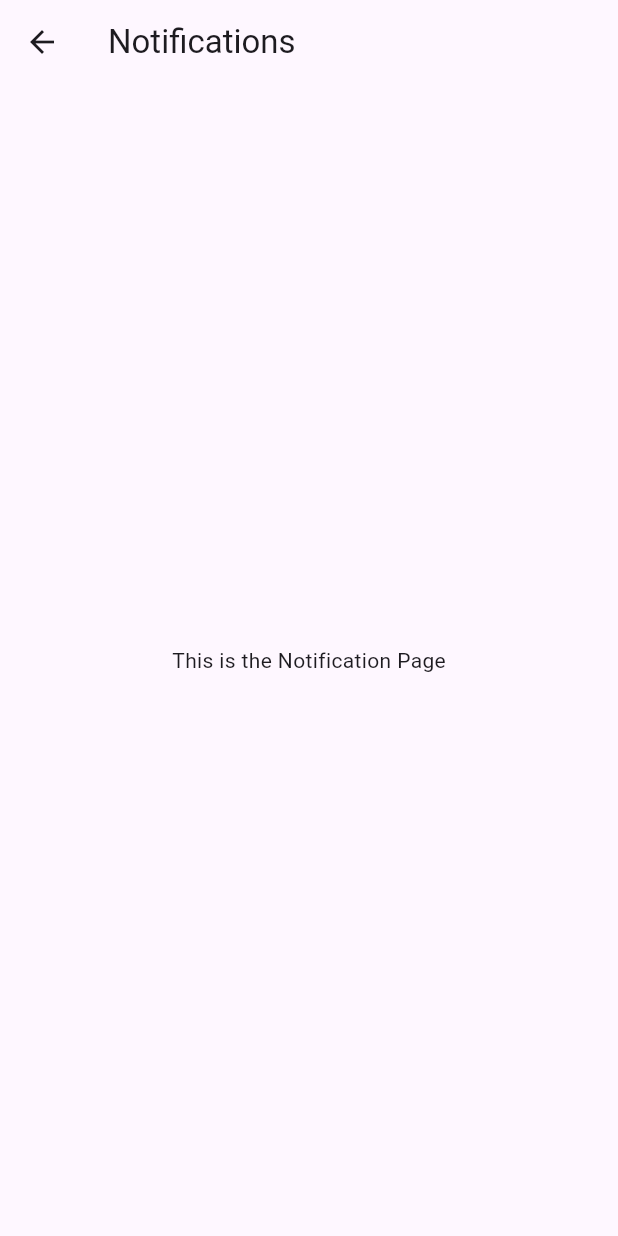
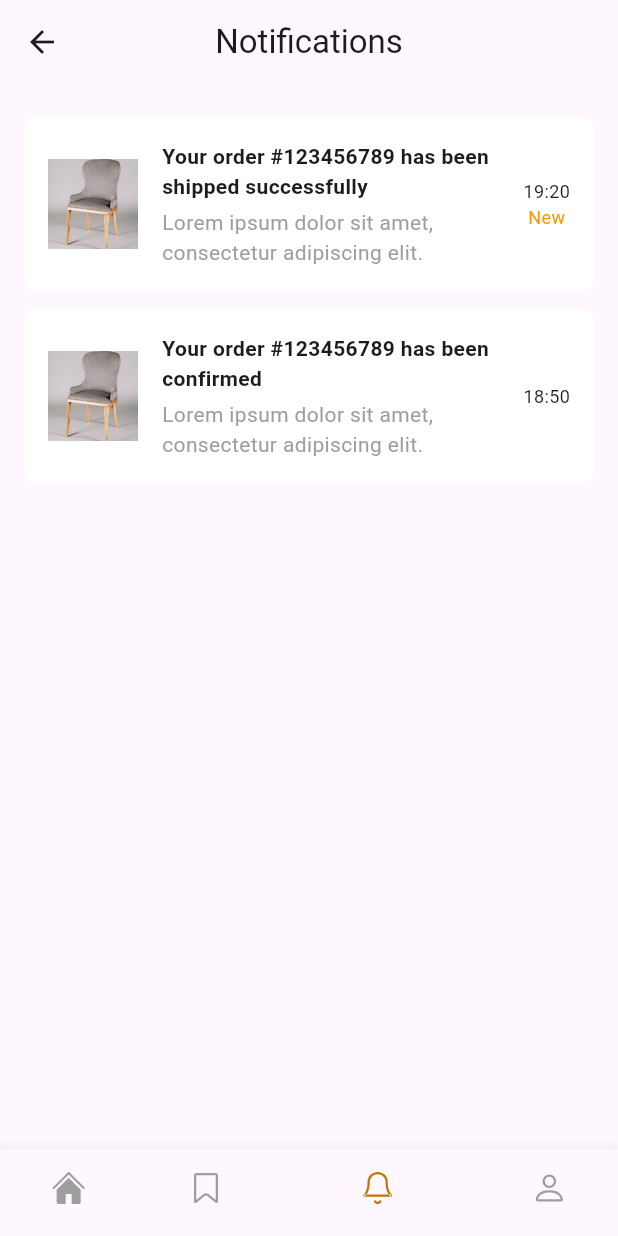
Before and after one commit to ramaAlmarge/homestyle, a Flutter app: the NotificationPage screen opened by its route, on a phone screen of 412 x 824 dp. Run offline on Flutter 3.47's test engine with Material 3 defaults, Android fonts, the phone set to English and light mode, and no system bars; our stand-ins replace flutter_screenutil, flutter_svg.

Commit message:
create page noti

```diff
--- a/homestyle/lib/core/routes/routeclass.dart
+++ b/homestyle/lib/core/routes/routeclass.dart
@@ -6,7 +6,9 @@ import 'package:homestyle/views/favoritepage.dart';
 import 'package:homestyle/views/homepage.dart';
 import 'package:homestyle/views/login_page.dart';
 import 'package:homestyle/views/onboarding.dart';
+import 'package:homestyle/views/order_page.dart';
 import 'package:homestyle/views/profile_page.dart';
+import 'package:homestyle/views/rating_page.dart';
 import 'package:homestyle/views/signup.dart';
 import 'package:homestyle/views/notification_page.dart'; // ✅ إذا عندك صفحة إشعارات
 
@@ -19,8 +21,10 @@ class AppRoutes {
     '/favorites': (context) => const FavoritesPage(),
     '/profile': (context) => const ProfilePage(),
     '/cart': (context) => const CartPage(),
-'/checkout': (context) => const CheckOut1(),
+    '/checkout': (context) => const CheckOut1(),
     '/notifications': (context) => const NotificationPage(), // ✅
     '/success': (context) => const SuccessPage(),
+    '/Orderpage': (context) => const Orderpage(),
+    // '/ReviewPage': (context) =>  ReviewPage(),
   };
 }
--- /dev/null
+++ b/homestyle/lib/model/notification_model.dart
@@ -0,0 +1,15 @@
+class NotificationModel {
+  final String title;
+  final String subtitle;
+  final String imageUrl;
+  final String date;
+  final bool isNew;
+
+  NotificationModel({
+    required this.title,
+    required this.subtitle,
+    required this.imageUrl,
+    required this.date,
+    this.isNew = false,
+  });
+}
--- a/homestyle/lib/model/proudctmodel.dart
+++ b/homestyle/lib/model/proudctmodel.dart
@@ -10,4 +10,7 @@ class ProductModel {
     required this.price,
     this.isFavorite = false,
   });
+
+  get size => null;
 }
+//TODO
--- a/homestyle/lib/views/SUCCESS_PAGE.dart
+++ b/homestyle/lib/views/SUCCESS_PAGE.dart
@@ -69,7 +69,7 @@ class SuccessPage extends StatelessWidget {
                 title: 'Track your orders',
                 backgroundColor: Colormanager.primarycolor,
                 onPressed: () {
-                  Navigator.pushNamed(context, '/success');
+                  Navigator.pushNamed(context, '/Orderpage');
                 },
               ),
               const SizedBox(
--- a/homestyle/lib/views/notification_page.dart
+++ b/homestyle/lib/views/notification_page.dart
@@ -1,16 +1,107 @@
 import 'package:flutter/material.dart';
+import 'package:homestyle/core/resources/asset_manager.dart';
+import 'package:homestyle/core/resources/color_manager.dart';
+import 'package:homestyle/model/notification_model.dart';
+import 'package:homestyle/views/favoritepage.dart';
+import 'package:homestyle/widget/notification_list.dart';
+// تأكد أنك مستدعي هاي
 
-class NotificationPage extends StatelessWidget {
+class NotificationPage extends StatefulWidget {
   const NotificationPage({super.key});
+
+  @override
+  State<NotificationPage> createState() => _NotificationPageState();
+}
+
+class _NotificationPageState extends State<NotificationPage> {
+  int selectedIndex = 2; // لأن هاي صفحة الإشعارات
+
+  final List<NotificationModel> notifications = [
+    NotificationModel(
+      title: 'Your order #123456789 has been shipped successfully',
+      subtitle: 'Lorem ipsum dolor sit amet, consectetur adipiscing elit.',
+      imageUrl: 'assets/images/jonny-caspari-wsvCC6UyKjs-unsplash 1.png',
+      date: '19:20',
+      isNew: true,
+    ),
+    NotificationModel(
+      title: 'Your order #123456789 has been confirmed',
+      subtitle: 'Lorem ipsum dolor sit amet, consectetur adipiscing elit.',
+      imageUrl: 'assets/images/jonny-caspari-wsvCC6UyKjs-unsplash 1.png',
+      date: '18:50',
+      isNew: false,
+    ),
+    // أضف المزيد حسب الحاجة
+  ];
+
+  void navigateToPage(int index) {
+    if (index == selectedIndex) return; // ما تعمل شي إذا أنت بالفعل بنفس الصفحة
+
+    setState(() {
+      selectedIndex = index;
+    });
+
+    switch (index) {
+      case 0:
+        Navigator.pushNamed(context, '/home');
+        break;
+      case 1:
+        Navigator.pushNamed(context, '/favorites');
+        break;
+      case 2:
+        // أنت بالفعل بصفحة الإشعارات
+        break;
+      case 3:
+        Navigator.pushNamed(context, '/profile');
+        break;
+    }
+  }
 
   @override
   Widget build(BuildContext context) {
     return Scaffold(
       appBar: AppBar(
         title: const Text('Notifications'),
+        centerTitle: true,
       ),
-      body: const Center(
-        child: Text('This is the Notification Page'),
+      body: NotificationList(notifications: notifications),
+      bottomNavigationBar: BottomNavigationBar(
+        currentIndex: selectedIndex,
+        onTap: navigateToPage,
+        selectedItemColor: Colormanager.primarycolor,
+        unselectedItemColor: Colors.grey,
+        showSelectedLabels: false,
+        showUnselectedLabels: false,
+        items: [
+          BottomNavigationBarItem(
+            icon: CustomBottomNavIcon(
+              assetPath: Assetmanager.home,
+              isSelected: selectedIndex == 0,
+            ),
+            label: 'Home',
+          ),
+          BottomNavigationBarItem(
+            icon: CustomBottomNavIcon(
+              assetPath: Assetmanager.marker,
+              isSelected: selectedIndex == 1,
+            ),
+            label: 'Favorites',
+          ),
+          BottomNavigationBarItem(
+            icon: CustomBottomNavIcon(
+              assetPath: Assetmanager.bell,
+              isSelected: selectedIndex == 2,
+            ),
+            label: 'Notifications',
+          ),
+          BottomNavigationBarItem(
+            icon: CustomBottomNavIcon(
+              assetPath: Assetmanager.pesson,
+              isSelected: selectedIndex == 3,
+            ),
+            label: 'Profile',
+          ),
+        ],
       ),
     );
   }
--- /dev/null
+++ b/homestyle/lib/widget/notification_item.dart
@@ -0,0 +1,42 @@
+import 'package:flutter/material.dart';
+import '../../../model/notification_model.dart';
+
+class NotificationItem extends StatelessWidget {
+  final NotificationModel item;
+
+  const NotificationItem({super.key, required this.item});
+
+  @override
+  Widget build(BuildContext context) {
+    return Container(
+      margin: const EdgeInsets.symmetric(vertical: 6),
+      padding: const EdgeInsets.all(16),
+      decoration: BoxDecoration(
+        color: Colors.white,
+        borderRadius: BorderRadius.circular(8),
+      ),
+      child: Row(
+        children: [
+          Image.asset(item.imageUrl, width: 60, height: 60, fit: BoxFit.cover),
+          const SizedBox(width: 16),
+          Expanded(
+            child: Column(
+              crossAxisAlignment: CrossAxisAlignment.start,
+              children: [
+                Text(item.title, style: const TextStyle(fontWeight: FontWeight.bold)),
+                const SizedBox(height: 4),
+                Text(item.subtitle, style: const TextStyle(color: Colors.grey)),
+              ],
+            ),
+          ),
+          Column(
+            children: [
+              Text(item.date, style: const TextStyle(fontSize: 12)),
+              if (item.isNew) const Text("New", style: TextStyle(color: Colors.orange, fontSize: 12)),
+            ],
+          )
+        ],
+      ),
+    );
+  }
+}
--- /dev/null
+++ b/homestyle/lib/widget/notification_list.dart
@@ -0,0 +1,20 @@
+import 'package:flutter/material.dart';
+import '../../../model/notification_model.dart';
+import 'notification_item.dart';
+
+class NotificationList extends StatelessWidget {
+  final List<NotificationModel> notifications;
+
+  const NotificationList({super.key, required this.notifications});
+
+  @override
+  Widget build(BuildContext context) {
+    return ListView.builder(
+      itemCount: notifications.length,
+      padding: const EdgeInsets.all(16),
+      itemBuilder: (context, index) {
+        return NotificationItem(item: notifications[index]);
+      },
+    );
+  }
+}
```
Also changed, not shown: homestyle/lib/model/review_model.dart (added, +25 -0 lines), homestyle/lib/views/order_page.dart (added, +12 -0 lines), homestyle/lib/views/productdetails.dart (+18 -5 lines), homestyle/lib/views/rating_page.dart (added, +139 -0 lines), homestyle/lib/widget/review_item.dart (added, +57 -0 lines), homestyle/assets/images/avatar.png (added).
